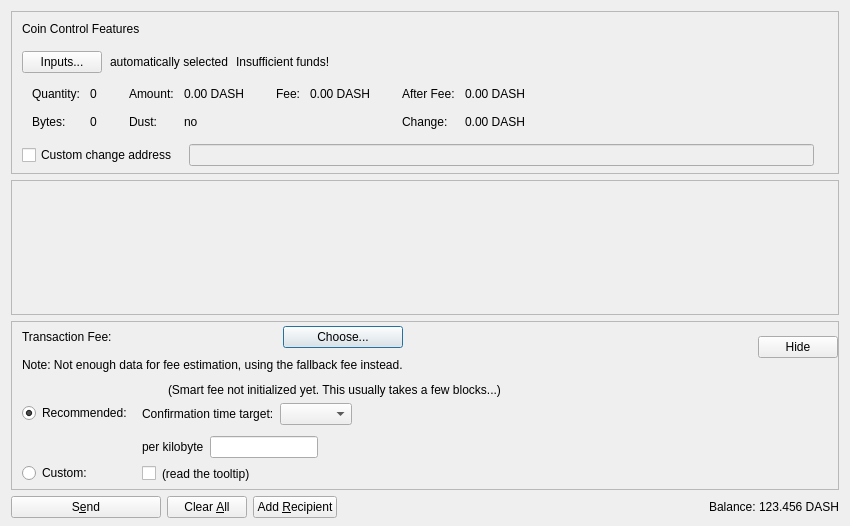
First picture: the form in src/qt/forms/sendcoinsdialog.ui, repository LKSCOIN/lkscoin-core, before the edit.
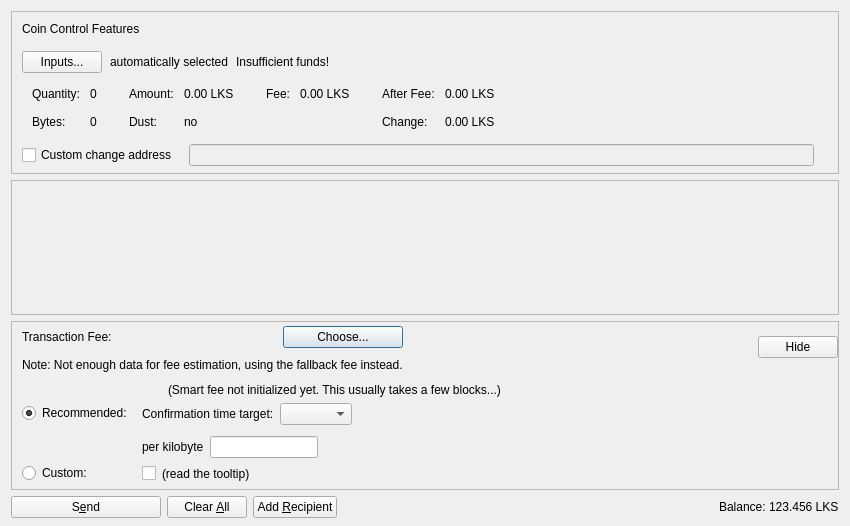
Second picture: the form after the edit. Custom widgets are drawn as their Qt base class.

Commit message:
rebrand: dash -> lks (mechanical, no behavior change)
- File renames: dashd->lksd, dash-cli->lks-cli, dash-tx->lks-tx,
  bench_dash->bench_lks, test_dash->test_lks, icons, manpages, contrib.
- String mapping: 'Dash Core'->'Lksc Core', Dash->Lks, dash->lks,
  DASH->LKS; URLs to LKSCOIN/LKSCOIN and lksfoundation.org.
- External library names preserved: bls-dash, leveldb, secp256k1,
  univalue (vendored upstream code untouched under depends/).
No consensus or behavior change intended in this commit.

```diff
--- a/src/qt/forms/sendcoinsdialog.ui
+++ b/src/qt/forms/sendcoinsdialog.ui
@@ -288,7 +288,7 @@
                   <enum>Qt::ActionsContextMenu</enum>
                  </property>
                  <property name="text">
-                  <string notr="true">0.00 DASH</string>
+                  <string notr="true">0.00 LKS</string>
                  </property>
                  <property name="textInteractionFlags">
                   <set>Qt::LinksAccessibleByMouse|Qt::TextSelectableByKeyboard|Qt::TextSelectableByMouse</set>
@@ -356,7 +356,7 @@
                   <enum>Qt::ActionsContextMenu</enum>
                  </property>
                  <property name="text">
-                  <string notr="true">0.00 DASH</string>
+                  <string notr="true">0.00 LKS</string>
                  </property>
                  <property name="textInteractionFlags">
                   <set>Qt::LinksAccessibleByMouse|Qt::TextSelectableByKeyboard|Qt::TextSelectableByMouse</set>
@@ -401,7 +401,7 @@
                   <enum>Qt::ActionsContextMenu</enum>
                  </property>
                  <property name="text">
-                  <string notr="true">0.00 DASH</string>
+                  <string notr="true">0.00 LKS</string>
                  </property>
                  <property name="textInteractionFlags">
                   <set>Qt::LinksAccessibleByMouse|Qt::TextSelectableByKeyboard|Qt::TextSelectableByMouse</set>
@@ -424,7 +424,7 @@
                   <enum>Qt::ActionsContextMenu</enum>
                  </property>
                  <property name="text">
-                  <string notr="true">0.00 DASH</string>
+                  <string notr="true">0.00 LKS</string>
                  </property>
                  <property name="textInteractionFlags">
                   <set>Qt::LinksAccessibleByMouse|Qt::TextSelectableByKeyboard|Qt::TextSelectableByMouse</set>
@@ -1156,7 +1156,7 @@
           <cursorShape>IBeamCursor</cursorShape>
          </property>
          <property name="text">
-          <string notr="true">123.456 DASH</string>
+          <string notr="true">123.456 LKS</string>
          </property>
          <property name="textInteractionFlags">
           <set>Qt::LinksAccessibleByMouse|Qt::TextSelectableByKeyboard|Qt::TextSelectableByMouse</set>
```
Left out of the diff: 6 changed lines with no effect on the pictures. The commit also changes 746 other files.
